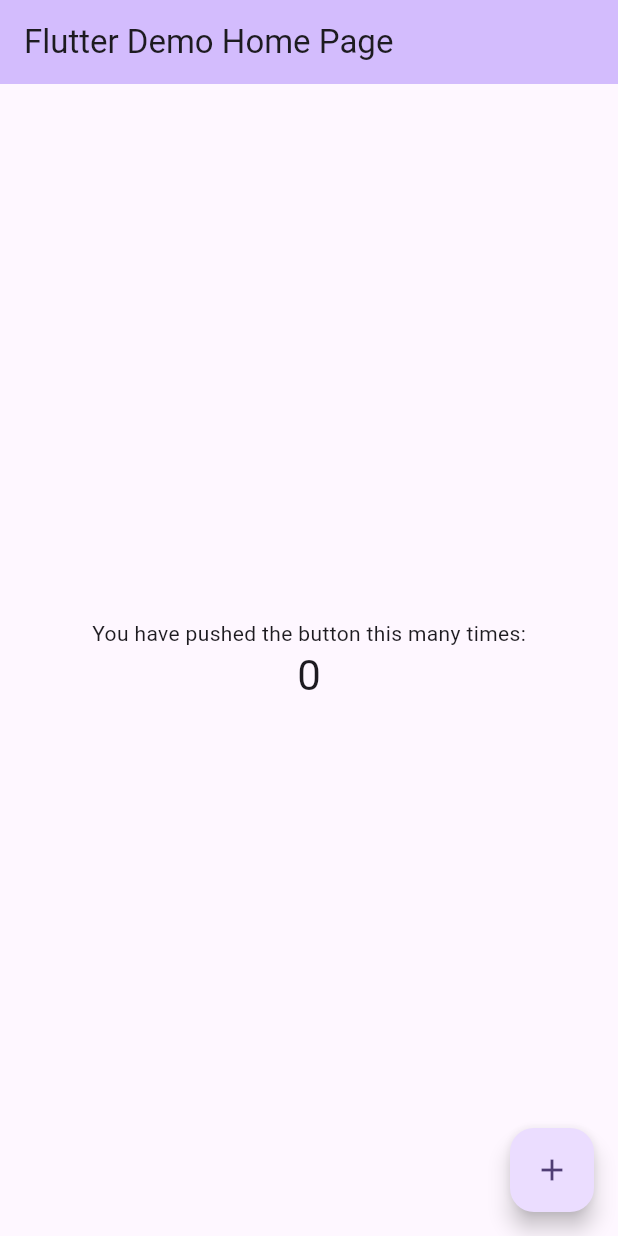
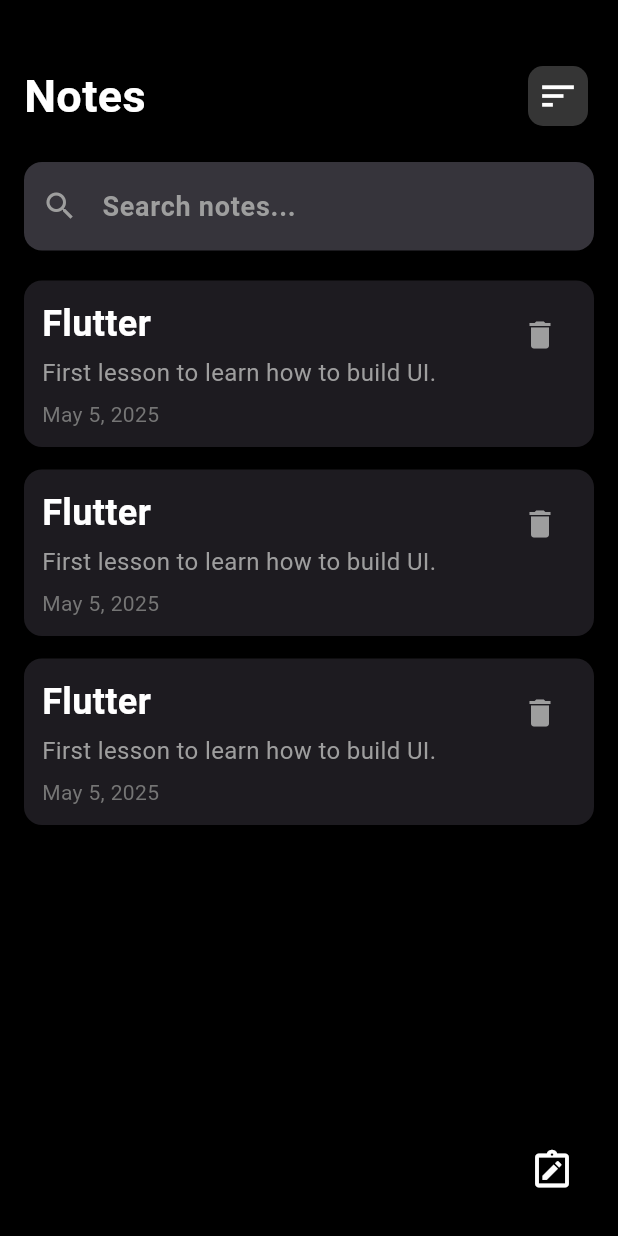
Before and after one commit to Adham1005/note_app, a Flutter app: the screen it shows after launch, on a phone screen of 412 x 824 dp. Run offline on Flutter 3.47's test engine with Material 3 defaults, Android fonts, the phone set to English and light mode, and no system bars.

Commit message:
Finish UI

```diff
--- /dev/null
+++ b/lib/Views/note_screen.dart
@@ -0,0 +1,52 @@
+import 'package:flutter/material.dart';
+import 'package:note_app/Widgets/bottom_sheet.dart';
+import 'package:note_app/Widgets/custom_app_bar_widget.dart';
+import 'package:note_app/Widgets/note_card_list_view.dart';
+import 'package:note_app/Widgets/text_form_field_widget.dart';
+
+class NotesHomeScreen extends StatelessWidget {
+  const NotesHomeScreen({super.key});
+
+  @override
+  Widget build(BuildContext context) {
+    return Scaffold(
+      body: Padding(
+        padding: const EdgeInsets.only(
+          left: 16.0,
+          top: 40,
+          right: 16,
+          bottom: 0,
+        ),
+        child: Column(
+          children: [
+            CustomAppBar(),
+            SizedBox(
+              height: 20,
+            ),
+            CustomTextFormField(
+              hintText: 'Search notes...',
+              prefixIcon: Icons.search,
+              needIcon: true,
+            ),
+            Expanded(
+              child: NoteCardItemListView(),
+            ),
+          ],
+        ),
+      ),
+      floatingActionButton: FloatingActionButton(
+        onPressed: () {
+          showModalBottomSheet(
+              context: context,
+              builder: (context) {
+                return BottomSheetItem();
+              });
+        },
+        child: Icon(
+          Icons.note_alt_outlined,
+          color: Colors.white,
+        ),
+      ),
+    );
+  }
+}
--- /dev/null
+++ b/lib/Widgets/custom_app_bar_widget.dart
@@ -0,0 +1,39 @@
+import 'package:flutter/material.dart';
+
+class CustomAppBar extends StatelessWidget {
+  const CustomAppBar({super.key});
+
+  @override
+  Widget build(BuildContext context) {
+    return Row(
+      mainAxisAlignment: MainAxisAlignment.spaceBetween,
+      children: [
+        Text(
+          'Notes',
+          style: TextStyle(
+            fontSize: 30,
+            fontWeight: FontWeight.bold,
+            color: Colors.white,
+          ),
+        ),
+        IconButton(
+          onPressed: () {},
+          padding: EdgeInsets.zero,
+          icon: Container(
+            height: 40,
+            width: 40,
+            decoration: BoxDecoration(
+              color: Colors.grey.shade800.withValues(alpha: .8),
+              borderRadius: BorderRadius.circular(10),
+            ),
+            child: Icon(
+              Icons.sort,
+              size: 28,
+              color: Colors.white,
+            ),
+          ),
+        ),
+      ],
+    );
+  }
+}
--- /dev/null
+++ b/lib/Widgets/note_card_item.dart
@@ -0,0 +1,80 @@
+import 'package:flutter/material.dart';
+import 'package:note_app/Views/edit_note_screen.dart';
+
+class NoteCardItem extends StatelessWidget {
+  const NoteCardItem({
+    super.key,
+  });
+
+  @override
+  Widget build(BuildContext context) {
+    return GestureDetector(
+      onTap: () {
+        Navigator.push(
+            context, MaterialPageRoute(builder: (context) => EditNoteScreen()));
+      },
+      child: Padding(
+        padding: const EdgeInsets.only(bottom: 15.0),
+        child: Card(
+          margin: EdgeInsets.zero,
+          child: Padding(
+            padding: const EdgeInsets.all(12.0),
+            child: Row(
+              crossAxisAlignment: CrossAxisAlignment.start,
+              children: [
+                // Left side: title + subtitle + date
+                Expanded(
+                  child: Column(
+                    crossAxisAlignment: CrossAxisAlignment.start,
+                    children: [
+                      Text(
+                        'Flutter',
+                        maxLines: 1,
+                        overflow: TextOverflow.ellipsis,
+                        style: TextStyle(
+                          fontWeight: FontWeight.bold,
+                          fontSize: 24,
+                          color: Colors.white,
+                        ),
+                      ),
+                      SizedBox(height: 4),
+                      Text(
+                        'First lesson to learn how to build UI.',
+                        maxLines: 2,
+                        overflow: TextOverflow.ellipsis,
+                        style: TextStyle(
+                          fontSize: 16,
+                          color: Colors.grey,
+                        ),
+                      ),
+                      SizedBox(height: 6),
+                      Text(
+                        'May 5, 2025', // or your dynamic date
+                        style: TextStyle(
+                          fontSize: 14,
+                          color: Colors.grey.shade600,
+                        ),
+                      ),
+                    ],
+                  ),
+                ),
+                // Right side: delete icon
+                Column(
+                  children: [
+                    IconButton(
+                      onPressed: () {},
+                      icon: Icon(
+                        Icons.delete,
+                        color: Colors.grey,
+                      ),
+                    ),
+                  ],
+                ),
+              ],
+            ),
+          ),
+        ),
+      ),
+    );
+  }
+}
--- /dev/null
+++ b/lib/Widgets/note_card_list_view.dart
@@ -0,0 +1,17 @@
+import 'package:flutter/material.dart';
+import 'package:note_app/Widgets/note_card_item.dart';
+
+class NoteCardItemListView extends StatelessWidget {
+  const NoteCardItemListView({super.key});
+
+  @override
+  Widget build(BuildContext context) {
+    return ListView.builder(
+      padding: EdgeInsets.only(top: 20),
+      itemBuilder: (BuildContext context, int index) {
+        return NoteCardItem();
+      },
+      itemCount: 3,
+    );
+  }
+}
--- /dev/null
+++ b/lib/Widgets/text_form_field_widget.dart
@@ -0,0 +1,107 @@
+import 'package:flutter/material.dart';
+
+class CustomTextFormField extends StatelessWidget {
+  final bool obscureText;
+  final String hintText;
+  final IconData? prefixIcon;
+  final Function(String?)? onChanged;
+  final void Function(String?)? onSaved;
+  final String? Function(String?)? validate;
+  final TextInputType? textInputType;
+  final int? maxLines;
+  final bool needIcon;
+  final bool isFilled;
+  final double fontSize;
+
+  const CustomTextFormField({
+    super.key,
+    this.obscureText = false,
+    required this.hintText,
+    this.prefixIcon,
+    this.onChanged,
+    this.onSaved,
+    this.validate,
+    this.textInputType,
+    this.maxLines,
+    this.isFilled = true,
+    this.fontSize = 16,
+    this.needIcon = false,
+  });
+
+  @override
+  Widget build(BuildContext context) {
+    return TextFormField(
+      style: TextStyle(
+        fontSize: fontSize,
+        color: Colors.white,
+      ),
+      validator: (value) {
+        if (value?.isEmpty ?? true) {
+          return 'Field is empty';
+        } else {
+          return null;
+        }
+      },
+      obscureText: obscureText,
+      onChanged: onChanged,
+      keyboardType: textInputType,
+      maxLines: maxLines,
+      cursorColor: Colors.grey,
+      cursorHeight: 15,
+      onSaved: onSaved,
+      decoration: InputDecoration(
+        filled: isFilled,
+        prefixIcon: needIcon == true
+            ? Icon(
+                prefixIcon,
+                color: Colors.grey,
+              )
+            : null,
+        enabledBorder: OutlineInputBorder(
+          borderSide: BorderSide(
+            color: Colors.transparent,
+          ),
+          borderRadius: BorderRadius.circular(12),
+        ),
+        focusedBorder: OutlineInputBorder(
+          borderSide: BorderSide(
+            color: Colors.transparent,
+          ),
+          borderRadius: BorderRadius.circular(12),
+        ),
+        errorBorder: OutlineInputBorder(
+          borderSide: BorderSide(color: Colors.red, width: 2),
+        ),
+        // labelText: labelText,
+        hintText: hintText,
+        hintStyle: TextStyle(
+          fontSize: 18,
+          fontWeight: FontWeight.bold,
+          color: Colors.grey,
+        ),
+
+        errorStyle: TextStyle(
+          fontSize: 16,
+          fontWeight: FontWeight.bold,
+          color: Colors.red,
+        ),
+      ),
+    );
+  }
+}
+
+// class Validators {
+//   static String? email(String? value) {
+//     if (value == null || value.isEmpty) return 'Email is required';
+//     if (!RegExp(r'^[^@]+@[^@]+\.[^@]+').hasMatch(value)) {
+//       return 'Enter a valid email';
+//     }
+//     return null;
+//   }
+//
+//   static String? password(String? value) {
+//     if (value == null || value.isEmpty) return 'Password is required';
+//     if (value.length < 6) return 'Password too short';
+//     return null;
+//   }
+// }
--- a/lib/main.dart
+++ b/lib/main.dart
@@ -1,4 +1,5 @@
 import 'package:flutter/material.dart';
+import 'package:note_app/Views/note_screen.dart';
 
 void main() {
   runApp(const MyApp());
@@ -13,113 +14,16 @@ class MyApp extends StatelessWidget {
     return MaterialApp(
       title: 'Flutter Demo',
       theme: ThemeData(
-        // This is the theme of your application.
-        //
-        // TRY THIS: Try running your application with "flutter run". You'll see
-        // the application has a purple toolbar. Then, without quitting the app,
-        // try changing the seedColor in the colorScheme below to Colors.green
-        // and then invoke "hot reload" (save your changes or press the "hot
-        // reload" button in a Flutter-supported IDE, or press "r" if you used
-        // the command line to start the app).
-        //
-        // Notice that the counter didn't reset back to zero; the application
-        // state is not lost during the reload. To reset the state, use hot
-        // restart instead.
-        //
-        // This works for code too, not just values: Most code changes can be
-        // tested with just a hot reload.
-        colorScheme: ColorScheme.fromSeed(seedColor: Colors.deepPurple),
+        // colorScheme: ColorScheme.fromSeed(seedColor: Colors.deepPurple),
         useMaterial3: true,
+        brightness: Brightness.dark,
+        scaffoldBackgroundColor: Colors.black,
+        floatingActionButtonTheme: FloatingActionButtonThemeData(
+          iconSize: 30,
+          backgroundColor: Colors.black,
+        ),
       ),
-      home: const MyHomePage(title: 'Flutter Demo Home Page'),
+      home: const NotesHomeScreen(),
     );
   }
 }
-
-class MyHomePage extends StatefulWidget {
-  const MyHomePage({super.key, required this.title});
-
-  // This widget is the home page of your application. It is stateful, meaning
-  // that it has a State object (defined below) that contains fields that affect
-  // how it looks.
-
-  // This class is the configuration for the state. It holds the values (in this
-  // case the title) provided by the parent (in this case the App widget) and
-  // used by the build method of the State. Fields in a Widget subclass are
-  // always marked "final".
-
-  final String title;
-
-  @override
-  State<MyHomePage> createState() => _MyHomePageState();
-}
-
-class _MyHomePageState extends State<MyHomePage> {
-  int _counter = 0;
-
-  void _incrementCounter() {
-    setState(() {
-      // This call to setState tells the Flutter framework that something has
-      // changed in this State, which causes it to rerun the build method below
-      // so that the display can reflect the updated values. If we changed
-      // _counter without calling setState(), then the build method would not be
-      // called again, and so nothing would appear to happen.
-      _counter++;
-    });
-  }
-
-  @override
-  Widget build(BuildContext context) {
-    // This method is rerun every time setState is called, for instance as done
-    // by the _incrementCounter method above.
-    //
-    // The Flutter framework has been optimized to make rerunning build methods
-    // fast, so that you can just rebuild anything that needs updating rather
-    // than having to individually change instances of widgets.
-    return Scaffold(
-      appBar: AppBar(
-        // TRY THIS: Try changing the color here to a specific color (to
-        // Colors.amber, perhaps?) and trigger a hot reload to see the AppBar
-        // change color while the other colors stay the same.
-        backgroundColor: Theme.of(context).colorScheme.inversePrimary,
-        // Here we take the value from the MyHomePage object that was created by
-        // the App.build method, and use it to set our appbar title.
-        title: Text(widget.title),
-      ),
-      body: Center(
-        // Center is a layout widget. It takes a single child and positions it
-        // in the middle of the parent.
-        child: Column(
-          // Column is also a layout widget. It takes a list of children and
-          // arranges them vertically. By default, it sizes itself to fit its
-          // children horizontally, and tries to be as tall as its parent.
-          //
-          // Column has various properties to control how it sizes itself and
-          // how it positions its children. Here we use mainAxisAlignment to
-          // center the children vertically; the main axis here is the vertical
-          // axis because Columns are vertical (the cross axis would be
-          // horizontal).
-          //
-          // TRY THIS: Invoke "debug painting" (choose the "Toggle Debug Paint"
-          // action in the IDE, or press "p" in the console), to see the
-          // wireframe for each widget.
-          mainAxisAlignment: MainAxisAlignment.center,
-          children: <Widget>[
-            const Text(
-              'You have pushed the button this many times:',
-            ),
-            Text(
-              '$_counter',
-              style: Theme.of(context).textTheme.headlineMedium,
-            ),
-          ],
-        ),
-      ),
-      floatingActionButton: FloatingActionButton(
-        onPressed: _incrementCounter,
-        tooltip: 'Increment',
-        child: const Icon(Icons.add),
-      ), // This trailing comma makes auto-formatting nicer for build methods.
-    );
-  }
-}
```
Also changed, not shown: lib/Views/edit_note_screen.dart (added, +69 -0 lines), lib/Widgets/bottom_sheet.dart (added, +38 -0 lines).
